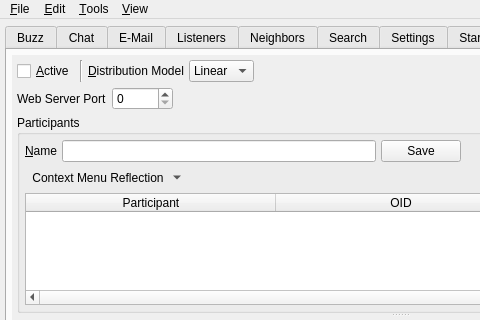
Above: branches/trunk/UI/spot-on-controlcenter.ui from textbrowser/spot-on before the change; both pictures show x 0 to 480 and y 0 to 320 of the 800 by 600 pixel window. Below: the same form after it.
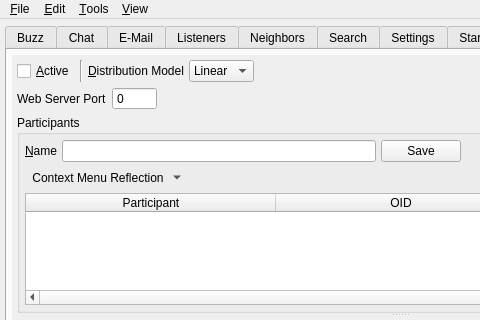
That is the form after the change. The open tabs and pages were chosen to show the change. Icons and pictures are not drawn. Custom widgets are drawn as their Qt base class.

Commit message: Removed Web server port arrows.

The edit to the form file:
```diff
--- a/branches/trunk/UI/spot-on-controlcenter.ui
+++ b/branches/trunk/UI/spot-on-controlcenter.ui
@@ -7620,6 +7620,9 @@
                 <property name="toolTip">
                  <string>A positive values enables the UI's Web server machine.</string>
                 </property>
+                <property name="buttonSymbols">
+                 <enum>QAbstractSpinBox::NoButtons</enum>
+                </property>
                 <property name="minimum">
                  <number>0</number>
                 </property>
```
Left out of the diff: 2 changed lines with no effect on the pictures.
